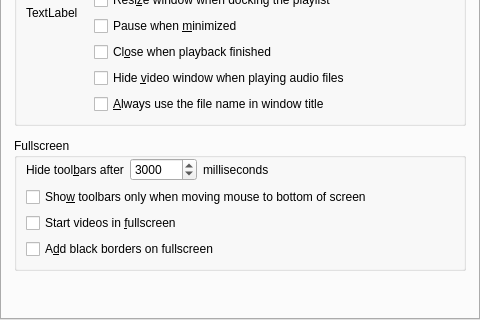
This is src/gui/pref/interface.ui in wilbert2000/wzplayer as Qt 5 draws it before an edit; both pictures show x 0 to 480 and y 300 to 620 of the 480 by 620 pixel window. The edited form follows.
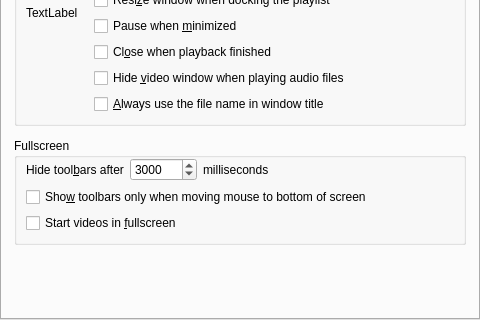
This is the edited form. Custom widgets are drawn as their Qt base class.

Commit message: Removed support for the option "add black borders on fullscreen". No longer needed for MPV. No longer working for MPlayer, though manually adding them through the filter menu still works.

Diff of the .ui file:
```diff
--- a/src/gui/pref/interface.ui
+++ b/src/gui/pref/interface.ui
@@ -353,13 +353,6 @@
             </property>
            </widget>
           </item>
-          <item>
-           <widget class="QCheckBox" name="blackborders_on_fs_check">
-            <property name="text">
-             <string>A&amp;dd black borders on fullscreen</string>
-            </property>
-           </widget>
-          </item>
          </layout>
         </widget>
        </item>
```
Left out of the diff: 1 changed line with no effect on the pictures. The commit also changes 6 other files.
